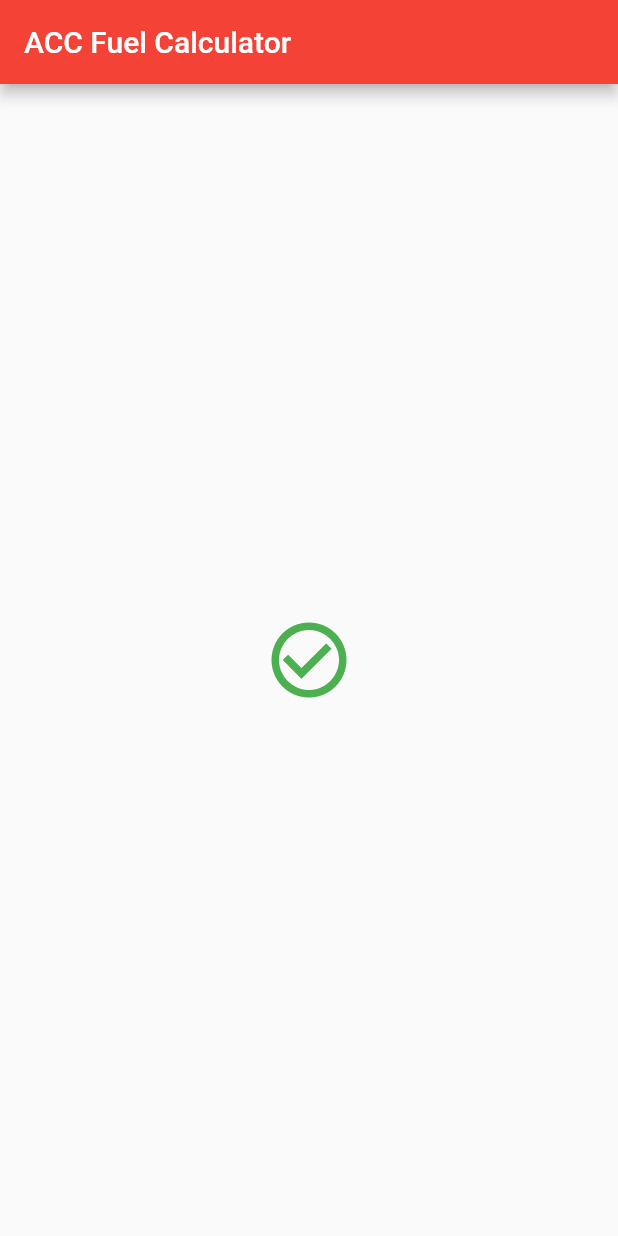
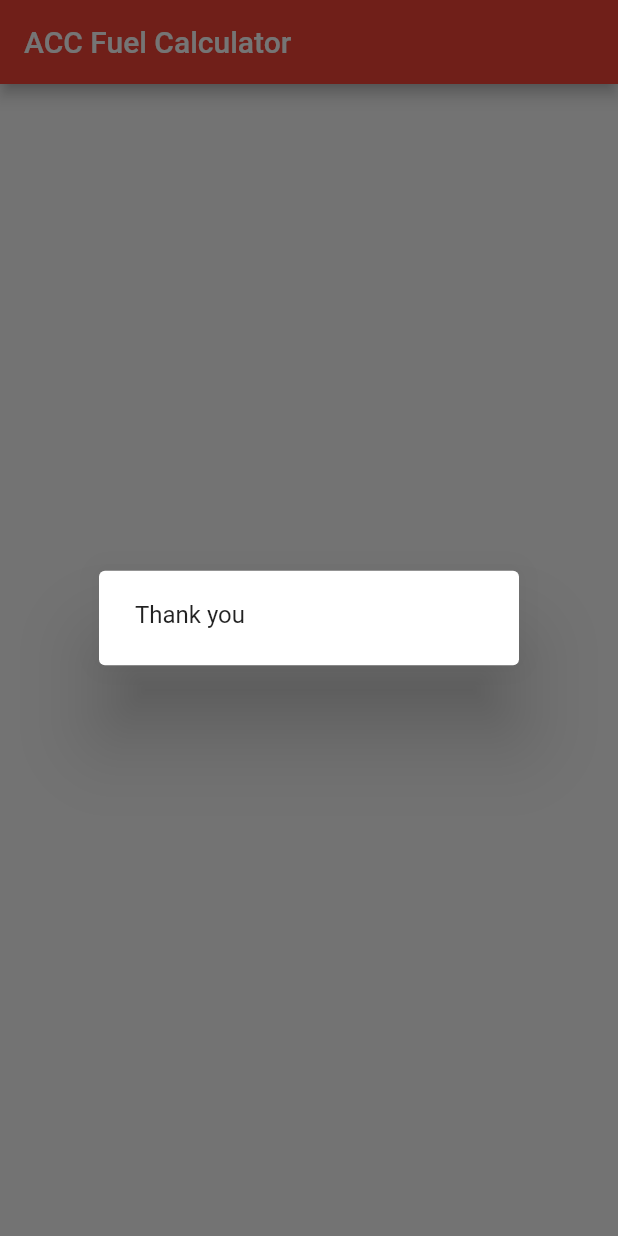
Before and after one commit to IntuitionLabsDevelopment/acc_fuel_app_flutter, a Flutter app: the screen it shows after launch, on a phone screen of 412 x 824 dp. Run offline on Flutter 3.47's test engine with Material 2 defaults, Android fonts, the light colour scheme and no system bars; our stand-ins replace shared_preferences.

Commit message:
migrationDialog

```diff
--- a/lib/main.dart
+++ b/lib/main.dart
@@ -1,3 +1,4 @@
+import 'package:acc_fuel_app_flutter/utils/ui/app_dialogs.dart';
 import 'package:flutter/material.dart';
 import 'package:acc_fuel_app_flutter/utils/helpers/v2_to_v3_migrator.dart';
 
@@ -31,59 +32,31 @@ class MyHomePage extends StatefulWidget {
 
 class _MyHomePageState extends State<MyHomePage> {
   @override
+  void initState() {
+    super.initState();
+    _checkMigrated();
+  }
+
+  _checkMigrated() async {
+    bool migrated = await checkForMigration();
+    print(migrated);
+    if (migrated) {
+      migrationDialog(context);
+    }
+  }
+
+  @override
   Widget build(BuildContext context) {
     return Scaffold(
         appBar: AppBar(
           title: Text(widget.title),
         ),
-        body: FutureBuilder<bool>(
-            future:
-                checkForMigration(), // a previously-obtained Future<String> or null
-            builder: (BuildContext context, AsyncSnapshot<bool> snapshot) {
-              List<Widget> children;
-              if (snapshot.hasData) {
-                /* IF SNAPSHOT.DATA THEN LAUNCH CALC WITH DIALOG
-                  ELSE JUST LAUNCH CALCULATOR SCREEN
-                 */
-                bool result = snapshot.data as bool;
-                children = <Widget>[
-                  Icon(
-                    Icons.check_circle_outline,
-                    color: result ? Colors.green : Colors.red,
-                    size: 60,
-                  )
-                ];
-              } else if (snapshot.hasError) {
-                children = <Widget>[
-                  const Icon(
-                    Icons.error_outline,
-                    color: Colors.red,
-                    size: 60,
-                  ),
-                  Padding(
-                    padding: const EdgeInsets.only(top: 16),
-                    child: Text('Error: ${snapshot.error}'),
-                  )
-                ];
-              } else {
-                /* CHECKING FOR MIGRATION */
-                children = const <Widget>[
-                  SizedBox(
-                    child: CircularProgressIndicator(
-                      color: Colors.red,
-                    ),
-                    width: 60,
-                    height: 60,
-                  )
-                ];
-              }
-              return Center(
-                child: Column(
-                  mainAxisAlignment: MainAxisAlignment.center,
-                  crossAxisAlignment: CrossAxisAlignment.center,
-                  children: children,
-                ),
-              );
-            }));
+        body: Center(
+          child: Column(
+            mainAxisAlignment: MainAxisAlignment.center,
+            crossAxisAlignment: CrossAxisAlignment.center,
+            children: const [],
+          ),
+        ));
   }
 }
--- a/lib/utils/ui/app_dialogs.dart
+++ b/lib/utils/ui/app_dialogs.dart
@@ -0,0 +1,9 @@
+import 'package:flutter/material.dart';
+
+void migrationDialog(BuildContext context) {
+  showDialog(
+      context: context,
+      builder: (context) => const AlertDialog(
+            content: Text("Thank you"),
+          ));
+}
```
